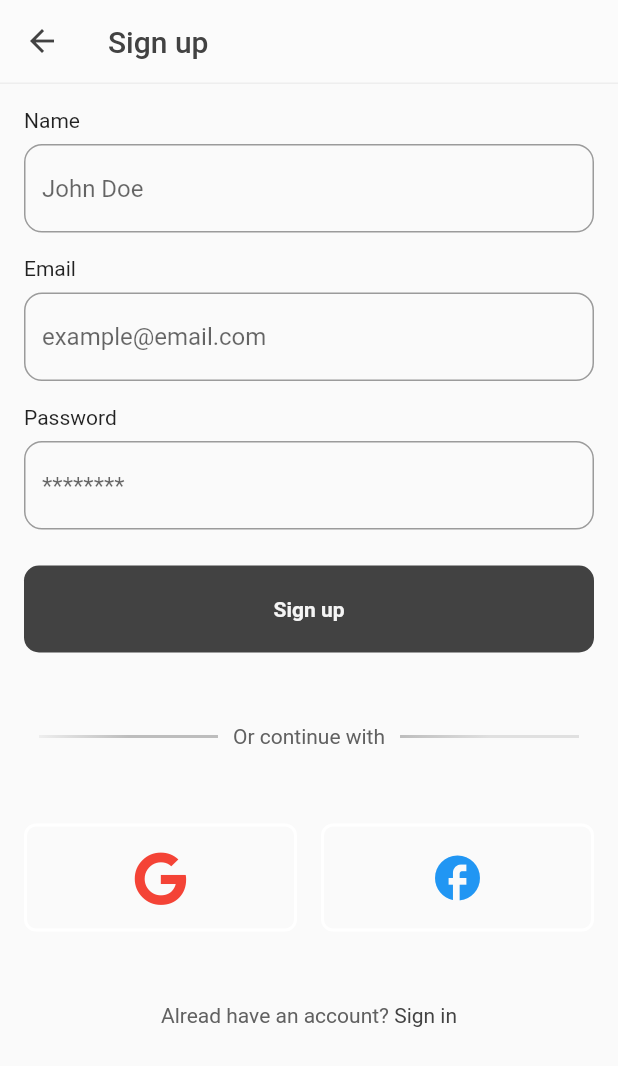
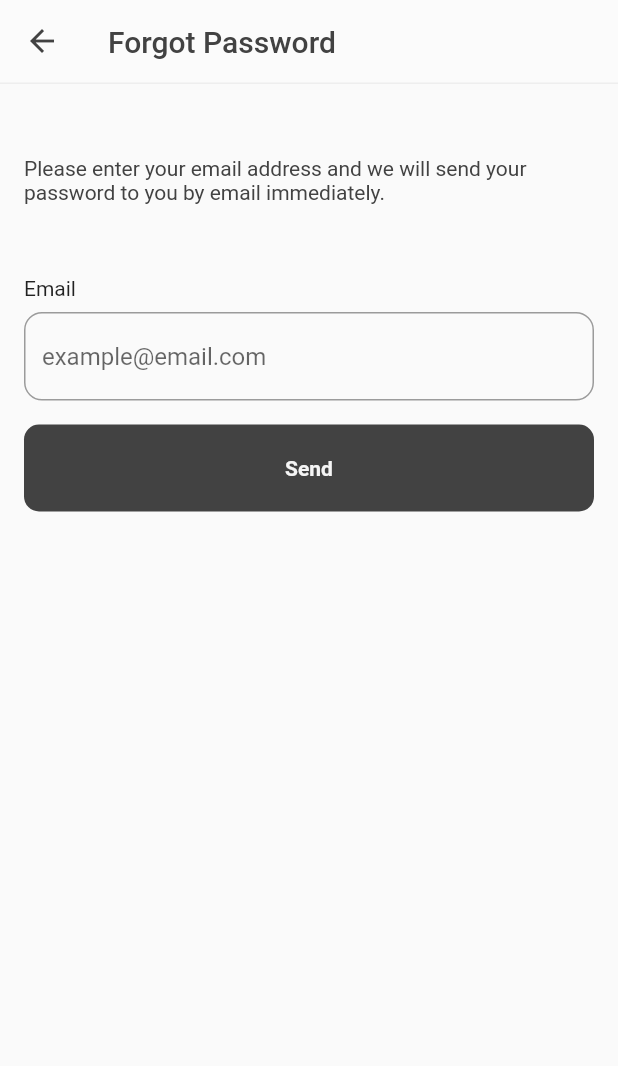
Before and after one commit to matiullah-karimi/shopy, a Flutter app: the LoginScreen screen opened directly, after a tap on "Forgot password?", on a phone screen of 412 x 824 dp. Shown: the top 1066 px of the screen. Run offline on Flutter 3.47's test engine with Material 2 defaults, Android fonts, the light colour scheme and no system bars; our stand-ins replace dio, flutter_hooks, font_awesome_flutter, hooks_riverpod, shared_preferences; accounts and stored records are empty; network calls fail; statements that could not run were skipped.

Commit message:
Add forgot password screen

```diff
--- /dev/null
+++ b/lib/screens/forgot_password.dart
@@ -0,0 +1,52 @@
+import 'package:flutter/material.dart';
+import 'package:shopy/constants/styles.dart';
+import 'package:shopy/utils/validations.dart';
+import 'package:shopy/widgets/app_bar_widget.dart';
+import 'package:shopy/widgets/button_widget.dart';
+import 'package:shopy/widgets/input_widget.dart';
+
+class ForgotPasswordScreen extends StatelessWidget {
+  const ForgotPasswordScreen({Key? key}) : super(key: key);
+
+  @override
+  Widget build(BuildContext context) {
+    final emailController = TextEditingController();
+    final _formKey = GlobalKey<FormState>();
+
+    return Scaffold(
+      appBar: const AppBarWidget(
+        title: 'Forgot Password',
+      ),
+      body: Form(
+        key: _formKey,
+        child: Padding(
+          padding: const EdgeInsets.symmetric(horizontal: 16, vertical: 48),
+          child: Column(
+            mainAxisAlignment: MainAxisAlignment.start,
+            children: [
+              Text(
+                'Please enter your email address and we will send your password to you by email immediately.',
+                style: TextStyle(color: kTextColorDark),
+              ),
+              const SizedBox(height: 48),
+              InputWidget(
+                hintText: 'example@email.com',
+                labelText: 'Email',
+                controller: emailController,
+                keyboardType: TextInputType.emailAddress,
+                validator: emailValidator,
+              ),
+              const SizedBox(height: 16),
+              ButtonWidget(
+                onPressed: () {
+                  if (_formKey.currentState!.validate()) {}
+                },
+                text: 'Send',
+              ),
+            ],
+          ),
+        ),
+      ),
+    );
+  }
+}
--- a/lib/screens/login_screen.dart
+++ b/lib/screens/login_screen.dart
@@ -3,6 +3,7 @@ import 'package:flutter_hooks/flutter_hooks.dart';
 import 'package:hooks_riverpod/hooks_riverpod.dart';
 import 'package:shopy/constants/styles.dart';
 import 'package:shopy/providers/login_provider.dart';
+import 'package:shopy/screens/forgot_password.dart';
 import 'package:shopy/screens/signup_screen.dart';
 import 'package:shopy/state/login_state.dart';
 import 'package:shopy/utils/navigator.dart';
@@ -63,7 +64,8 @@ class LoginScreen extends HookConsumerWidget {
                 Align(
                   alignment: Alignment.bottomRight,
                   child: InkWell(
-                    onTap: () => navigate(context, const SignupScreen()),
+                    onTap: () =>
+                        navigate(context, const ForgotPasswordScreen()),
                     child: Text(
                       'Forgot password?',
                       style: TextStyle(
```
